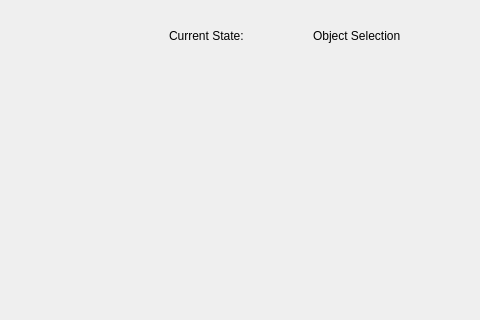
This is ui/BCI/BCIControlWindowBase.ui in CURG-archive/graspit_bci as Qt 5 draws it before an edit; both pictures show x 515 to 995 and y 0 to 320 of the 995 by 629 pixel window. The edited form follows.
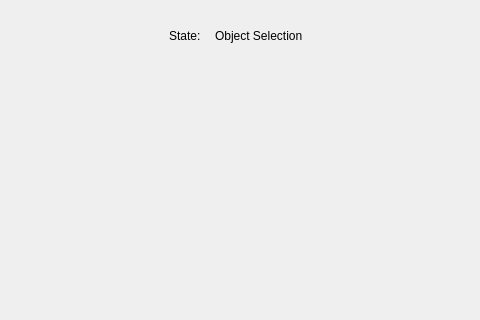
This is the edited form. Custom widgets are drawn as their Qt base class.

Patch:
```diff
--- a/ui/BCI/BCIControlWindowBase.ui
+++ b/ui/BCI/BCIControlWindowBase.ui
@@ -50,8 +50,14 @@
              <verstretch>0</verstretch>
             </sizepolicy>
            </property>
+           <property name="maximumSize">
+            <size>
+             <width>40</width>
+             <height>16777215</height>
+            </size>
+           </property>
            <property name="text">
-            <string>Current State:</string>
+            <string>State:</string>
            </property>
           </widget>
          </item>
```
